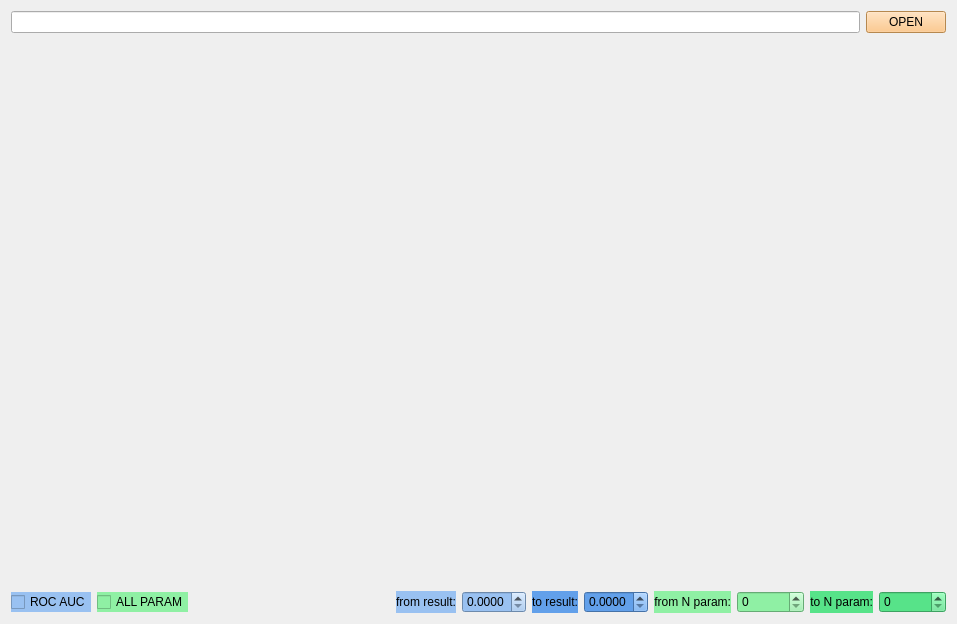
Old version of the form qt/rnd_param_view.ui in the repository idergunoff/random_param_view.
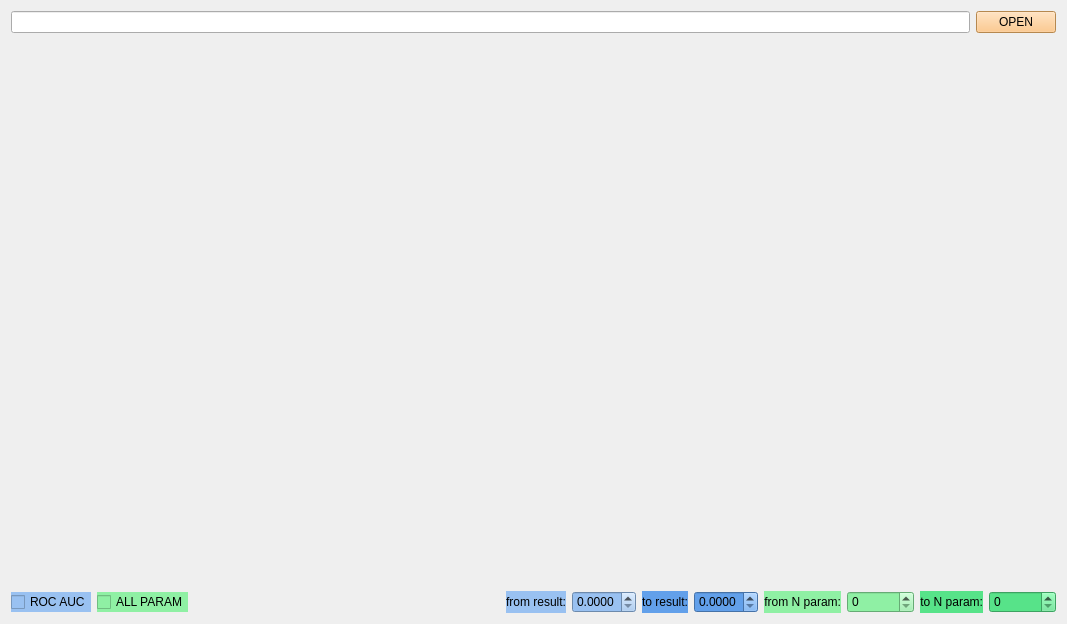
New version of the form.

The edit to the form file:
```diff
--- a/qt/rnd_param_view.ui
+++ b/qt/rnd_param_view.ui
@@ -6,7 +6,7 @@
    <rect>
     <x>0</x>
     <y>0</y>
-    <width>957</width>
+    <width>1067</width>
     <height>624</height>
    </rect>
   </property>
```
Left out of the diff: 188 changed lines with no effect on the pictures.
